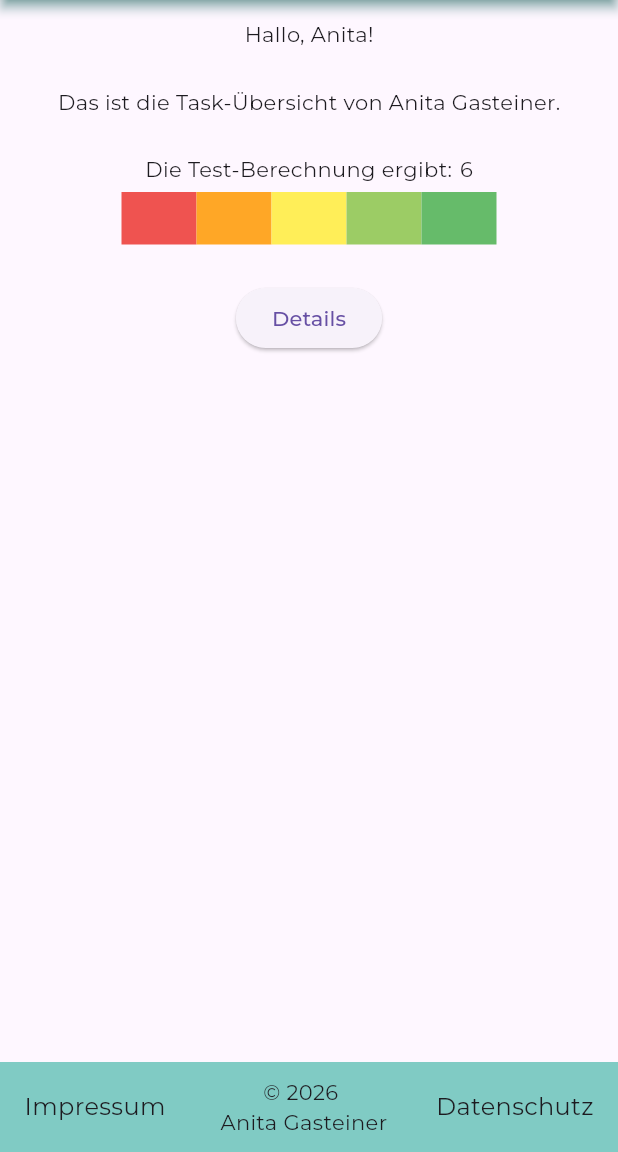
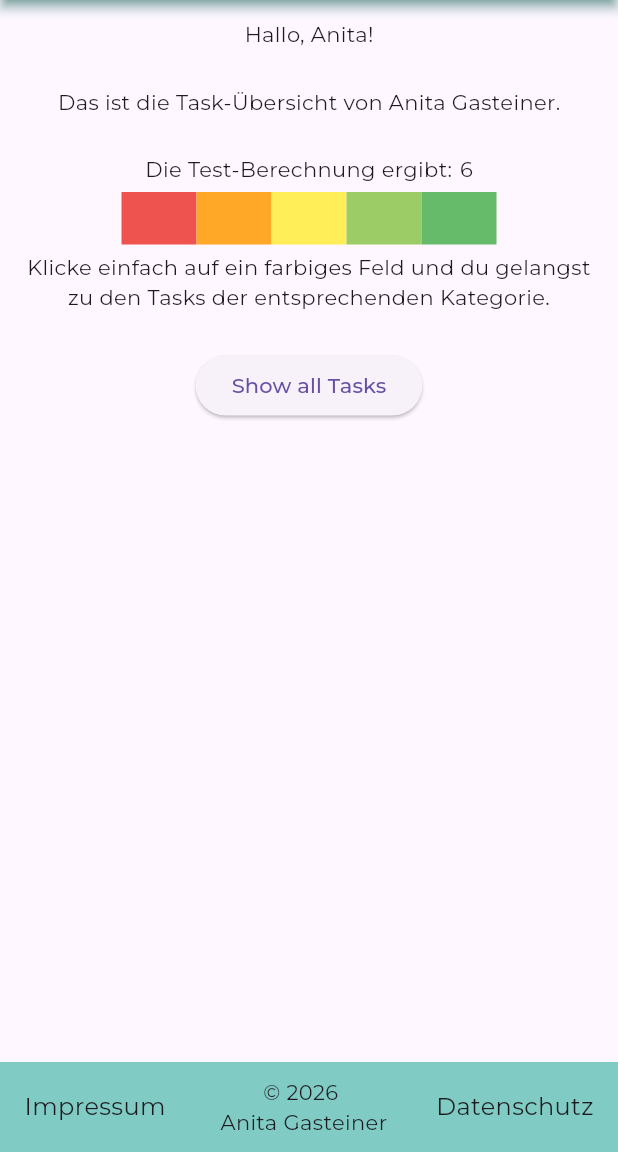
Before and after one commit to anitagasteiner/you-got-this, a Flutter app: the screen it shows after launch, on a phone screen of 412 x 824 dp, the part 84-1236 px from its top. Run offline on Flutter 3.47's test engine with Material 3 defaults, Android fonts, the phone set to English and light mode, and no system bars.

Commit message:
color scale on home screen: made clickable using color box link widget

```diff
--- a/lib/screens/home_screen.dart
+++ b/lib/screens/home_screen.dart
@@ -2,6 +2,7 @@ import 'package:flutter/material.dart';
 import '../common/colors.dart';
 import '../calc.dart';
 import '../widgets/navbars_widgets.dart';
+import '../widgets/color_box_link_widget.dart';
 
 class HomeScreen extends StatelessWidget {
   const HomeScreen({super.key});
@@ -31,46 +32,46 @@ class HomeScreen extends StatelessWidget {
             Row(
               mainAxisAlignment: MainAxisAlignment.center,
               children: [
-                ColoredBox(
+                ColorBoxLink(
                   color: ScaleColors.toDo,
-                  child: SizedBox(
-                    width: 50,
-                    height: 35,
-                  ),
+                  onTap: () {
+                    Navigator.pushNamed(context, '/tasks');
+                  },
                 ),
-                ColoredBox(
+                ColorBoxLink(
                   color: ScaleColors.toDoSoon,
-                  child: SizedBox(
-                    width: 50,
-                    height: 35,
-                  ),
+                  onTap: () {
+                    Navigator.pushNamed(context, '/tasks');
+                  },
                 ),
-                ColoredBox(
+                ColorBoxLink(
                   color: ScaleColors.stillFine,
-                  child: SizedBox(
-                    width: 50,
-                    height: 35,
-                  ),
+                  onTap: () {
+                    Navigator.pushNamed(context, '/tasks');
+                  },
                 ),
-                ColoredBox(
+                ColorBoxLink(
                   color: ScaleColors.doneRecently,
-                  child: SizedBox(
-                    width: 50,
-                    height: 35,
-                  ),
+                  onTap: () {
+                    Navigator.pushNamed(context, '/tasks');
+                  },
                 ),
-                ColoredBox(
+                ColorBoxLink(
                   color: ScaleColors.done,
-                  child: SizedBox(
-                    width: 50,
-                    height: 35,
-                  ),
+                  onTap: () {
+                    Navigator.pushNamed(context, '/tasks');
+                  },
                 ),
               ],
             ),
+            SizedBox(height: 5),
+            Text(
+              'Klicke einfach auf ein farbiges Feld und du gelangst zu den Tasks der entsprechenden Kategorie.',
+              textAlign: TextAlign.center,
+            ),
             SizedBox(height: 25),
             ElevatedButton(
-              child: Text('Details'),
+              child: Text('Show all Tasks'),
               onPressed: () {
                 Navigator.pushNamed(context, '/tasks');
               },
--- /dev/null
+++ b/lib/widgets/color_box_link_widget.dart
@@ -0,0 +1,27 @@
+import 'package:flutter/material.dart';
+
+class ColorBoxLink extends StatelessWidget {
+  final Color color;
+  final VoidCallback onTap;
+
+  const ColorBoxLink({
+    super.key,
+    required this.color,
+    required this.onTap,
+  });
+
+  @override
+  Widget build(BuildContext context) {
+    return Material(
+      color: color,
+      child: InkWell(
+        onTap: onTap,
+        child: SizedBox(
+          width: 50,
+          height: 35,
+        ),
+      ),
+    );
+  }
+
+}
```
